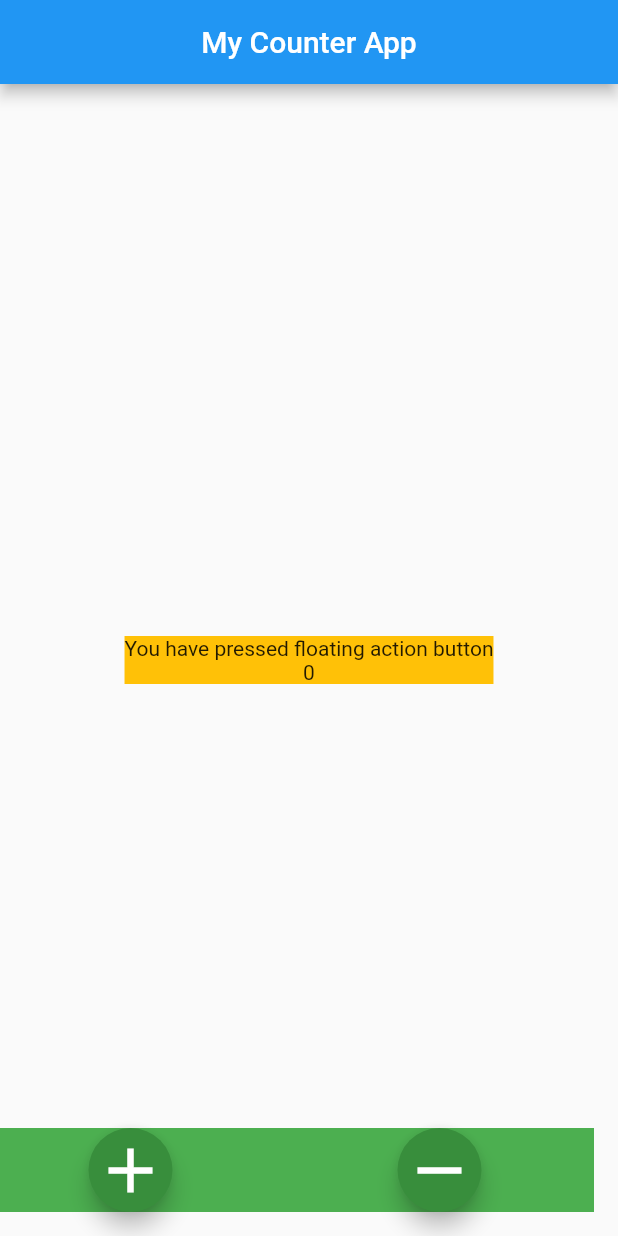
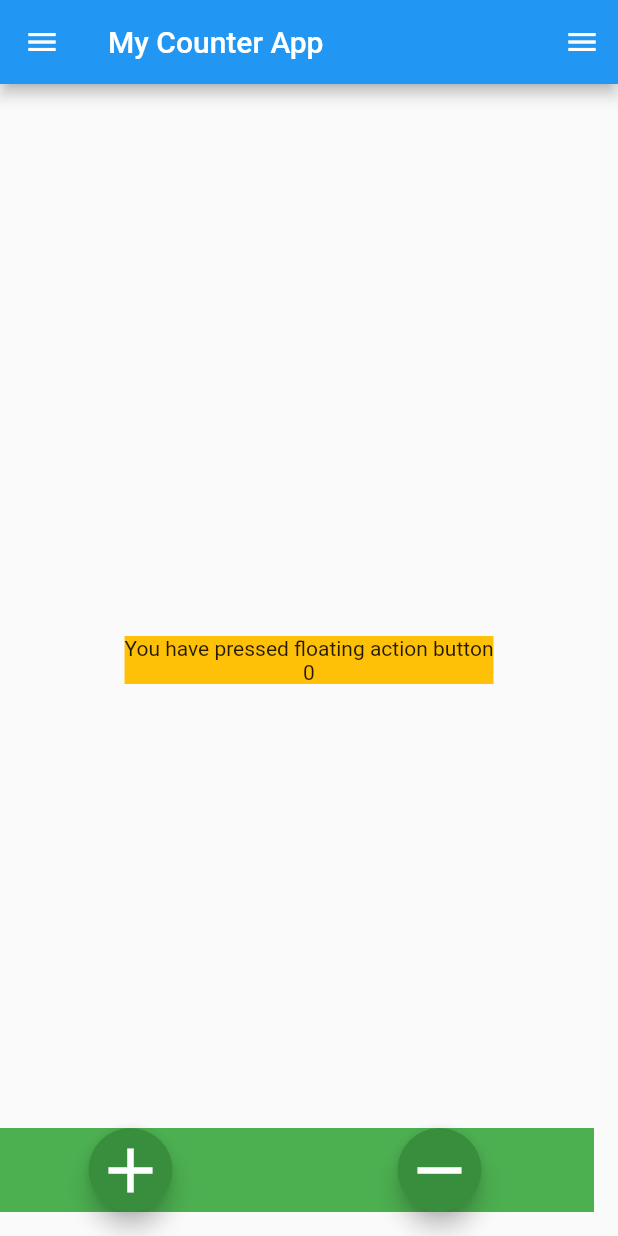
Before and after one commit to imksav/gca_flutter_training, a Flutter app: the screen it shows after launch, on a phone screen of 412 x 824 dp. Run offline on Flutter 3.47's test engine with Material 2 defaults, Android fonts, the phone set to English and light mode, and no system bars.

Commit message:
refactoring code using methods

```diff
--- a/day1/lib/screens/home.dart
+++ b/day1/lib/screens/home.dart
@@ -73,9 +73,13 @@ class _MyStatefulWidgetState extends State<MyStatefulWidget> {
       ),
     );
   }
+
+  void handleGesture(String providedGesture) {
+    setState(() {
+      gestureValue = providedGesture;
+    });
+  }
 }
-
-void handleGesture(String providedGesture) {}
 
 class MyStatelessWidget extends StatelessWidget {
   String changeValue = "Initial value";
--- a/day1/lib/screens/mycounterapp.dart
+++ b/day1/lib/screens/mycounterapp.dart
@@ -1,3 +1,4 @@
+import 'package:day1/screens/multiplewidgets.dart';
 import 'package:flutter/material.dart';
 
 class MyCounterApp extends StatefulWidget {
@@ -11,11 +12,23 @@ class _MyCounterAppState extends State<MyCounterApp> {
   Widget build(BuildContext context) {
     return Scaffold(
       floatingActionButton: _actionButtons(),
-      appBar: AppBar(
-        title: Text("My Counter App"),
-        centerTitle: true,
-      ),
-      body: Center(
+      appBar: _appBar(),
+      endDrawer: _drawer(),
+      drawer: _drawer(),
+      body: _body(),
+    );
+  }
+
+  Widget _appBar() {
+    return AppBar(title: Text("My Counter App"));
+  }
+
+  Widget _drawer() {
+    return Drawer(child: MultipleWidgets());
+  }
+
+  Widget _body() {
+    return Center(
       child: Ink(
         color: Colors.amber,
         child: Column(
@@ -25,7 +38,6 @@ class _MyCounterAppState extends State<MyCounterApp> {
             Text("You have pressed floating action button"),
             Text("$_counterValue"),
           ],
-          ),
         ),
       ),
     );
```
Lines whose indentation alone changed are shown as unchanged.
